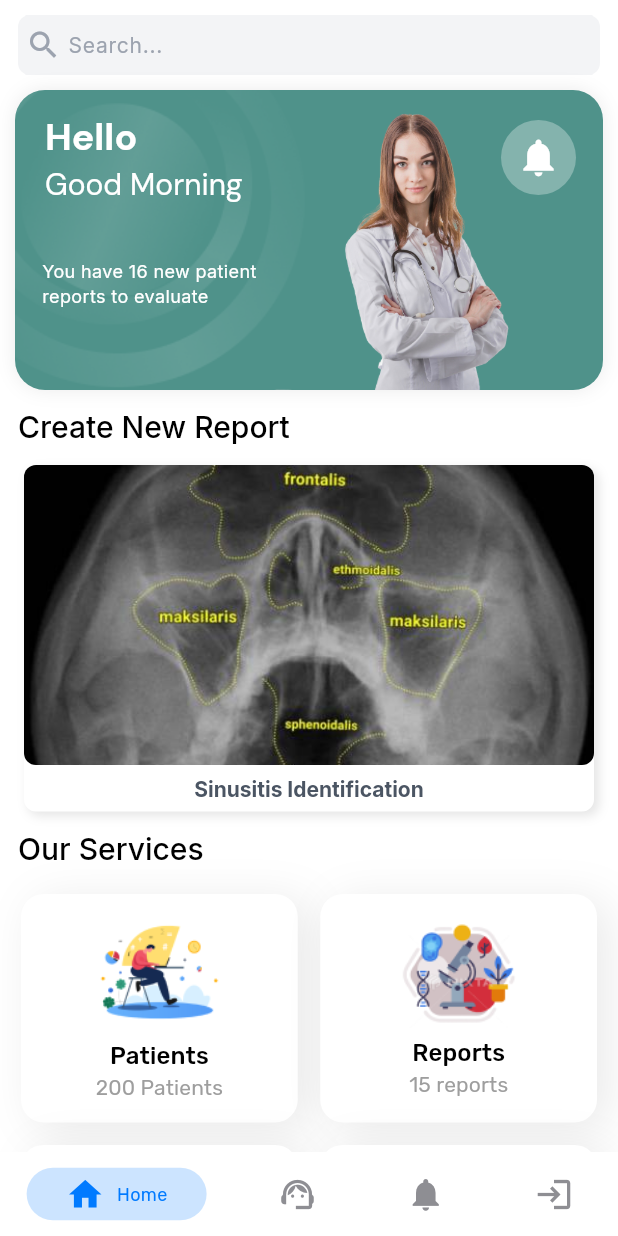
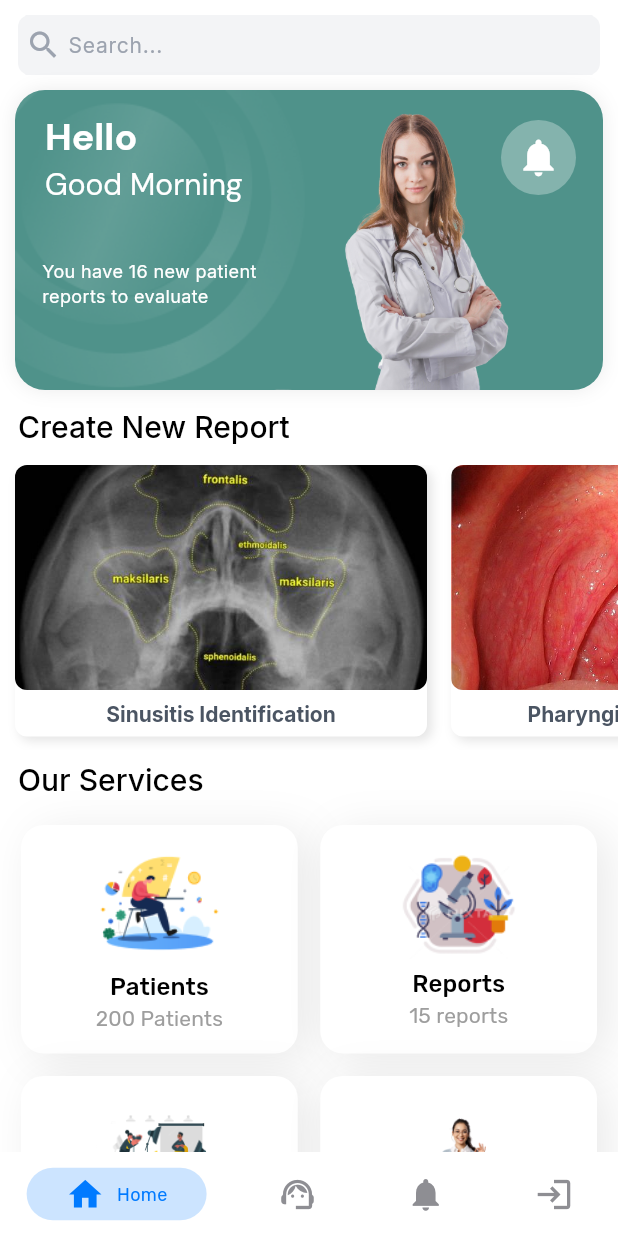
Before and after one commit to 24-25J-097/ent-disease-detection-mobile-app, a Flutter app: the screen it shows after launch, on a phone screen of 412 x 824 dp. Run offline on Flutter 3.47's test engine with Material 3 defaults, Android fonts, the light colour scheme and no system bars; drawn by our look-alikes of persistent_bottom_nav_bar_v2; our stand-ins replace dio, firebase_auth, firebase_core, firebase_database, flutter_easyloading, fluttertoast and 4 more; missing offline and left inert: dio_http_cache, flutter_overlay_loader; accounts and stored records are empty; generated files the repository leaves out were written again.

Commit message:
Add Pharyngitis Link to Dashboard

```diff
--- a/lib/screens/guests/dashboard.dart
+++ b/lib/screens/guests/dashboard.dart
@@ -1,3 +1,4 @@
+import 'package:ent_insight_app/screens/pharyngitis/create_pharyngitis_report.dart';
 import 'package:ent_insight_app/screens/sinusitis/detect-form.dart';
 import 'package:flutter/material.dart';
 import 'package:google_fonts/google_fonts.dart';
@@ -13,6 +14,19 @@ class GuestHomeScreen extends StatefulWidget {
 }
 
 class _GuestHomeScreenState extends State<GuestHomeScreen> {
+  List<Map<String, dynamic>> reportTypes = [
+    {
+      'screen': const SinusitisAnaliseForm(),
+      'image': 'assets/images/sinusitis.png',
+      'text': 'Sinusitis Identification',
+    },
+    {
+      'screen': const CreatePharyngitisReport(),
+      'image': 'assets/images/features/pharyngitis.jpg',
+      'text': 'Pharyngitis Identification',
+    }
+  ];
+
   String getGreeting() {
     final hour = DateTime.now().hour;
     if (hour < 12) {
@@ -177,66 +191,33 @@ class _GuestHomeScreenState extends State<GuestHomeScreen> {
             ),
           ),
           const SizedBox(height: 15),
-          MaterialButton(
-            onPressed: () {
-              pushScreenWithoutNavBar(context, const SinusitisAnaliseForm());
-            },
-            child: Column(
-              crossAxisAlignment: CrossAxisAlignment.start,
-              children: [
-                Container(
-                  width: MediaQuery.of(context).size.width,
-                  // margin: const EdgeInsets.symmetric(horizontal: 12, vertical: 0),
-                  decoration: BoxDecoration(
-                    borderRadius: BorderRadius.circular(8),
-                    color: const Color.fromRGBO(255, 255, 255, 1),
-                    boxShadow: const [
-                      BoxShadow(
-                        offset: Offset(3, 3),
-                        blurRadius: 5,
-                        spreadRadius: 0,
-                        color: Color(0x1a000000),
-                      )
-                    ],
+          SizedBox(
+            height: 190,
+            child: ListView.separated(
+              scrollDirection: Axis.horizontal,
+              shrinkWrap: true,
+              itemCount: reportTypes.length,
+              padding: const EdgeInsets.only(left: 10, right: 10),
+              separatorBuilder: (BuildContext context, int index) {
+                return const SizedBox(width: 16);
+              },
+              itemBuilder: (BuildContext context, int index) {
+                var report = reportTypes[index];
+                return Container(
+                  margin: EdgeInsets.zero,
+                  padding: EdgeInsets.zero,
+                  child: ImageCard(
+                    onPressed: () {
+                      pushScreenWithoutNavBar(context, report['screen']);
+                    },
+                    image: report['image'],
+                    text: report['text'],
                   ),
-                  padding: const EdgeInsets.symmetric(horizontal: 0, vertical: 0),
-                  child: Column(
-                    mainAxisSize: MainAxisSize.min,
-                    children: [
-                      Container(
-                        height: 200,
-                        decoration: BoxDecoration(
-                          borderRadius: BorderRadius.circular(8),
-                          image: const DecorationImage(
-                            image: AssetImage('assets/images/sinusitis.png'),
-                            fit: BoxFit.fitWidth,
-                          ),
-                        ),
-                      ),
-                      const SizedBox(height: 5),
-                      Container(
-                        decoration: const BoxDecoration(),
-                        padding: const EdgeInsets.symmetric(horizontal: 0, vertical: 0),
-                        child: Text(
-                          'Sinusitis Identification',
-                          textAlign: TextAlign.left,
-                          style: GoogleFonts.inter(
-                            color: const Color.fromRGBO(75, 85, 99, 1),
-                            fontSize: 14,
-                            letterSpacing: 0,
-                            fontWeight: FontWeight.bold,
-                            height: 1.5,
-                          ),
-                        ),
-                      ),
-                      const SizedBox(height: 5),
-                    ],
-                  ),
-                ),
-              ],
+                );
+              },
             ),
           ),
-          const SizedBox(height: 15),
+          const SizedBox(height: 10),
           Padding(
             padding: const EdgeInsets.symmetric(horizontal: 12),
             child: Text(
--- /dev/null
+++ b/lib/widgets/cards/image_card.dart
@@ -0,0 +1,76 @@
+part of '../widgets.g.dart';
+
+class ImageCard extends StatelessWidget {
+  final void Function()? onPressed;
+  final String image;
+  final String text;
+
+  const ImageCard({
+    super.key,
+    this.onPressed,
+    required this.image,
+    required this.text,
+  });
+
+  @override
+  Widget build(BuildContext context) {
+    return MaterialButton(
+      padding: EdgeInsets.zero,
+      onPressed: onPressed,
+      child: Column(
+        crossAxisAlignment: CrossAxisAlignment.start,
+        children: [
+          Container(
+            width: MediaQuery.of(context).size.width/1.5,
+            // margin: const EdgeInsets.symmetric(horizontal: 12, vertical: 0),
+            decoration: BoxDecoration(
+              borderRadius: BorderRadius.circular(8),
+              color: const Color.fromRGBO(255, 255, 255, 1),
+              boxShadow: const [
+                BoxShadow(
+                  offset: Offset(3, 3),
+                  blurRadius: 5,
+                  spreadRadius: 0,
+                  color: Color(0x1a000000),
+                )
+              ],
+            ),
+            padding: const EdgeInsets.symmetric(horizontal: 0, vertical: 0),
+            child: Column(
+              mainAxisSize: MainAxisSize.min,
+              children: [
+                Container(
+                  height: 150,
+                  decoration: BoxDecoration(
+                    borderRadius: BorderRadius.circular(8),
+                    image: DecorationImage(
+                      image: AssetImage(image),
+                      fit: BoxFit.fitWidth,
+                    ),
+                  ),
+                ),
+                const SizedBox(height: 5),
+                Container(
+                  decoration: const BoxDecoration(),
+                  padding: const EdgeInsets.symmetric(horizontal: 0, vertical: 0),
+                  child: Text(
+                    text,
+                    textAlign: TextAlign.left,
+                    style: GoogleFonts.inter(
+                      color: const Color.fromRGBO(75, 85, 99, 1),
+                      fontSize: 14,
+                      letterSpacing: 0,
+                      fontWeight: FontWeight.bold,
+                      height: 1.5,
+                    ),
+                  ),
+                ),
+                const SizedBox(height: 5),
+              ],
+            ),
+          ),
+        ],
+      ),
+    );
+  }
+}
```
Also changed, not shown: assets/images/features/pharyngitis.jpg (added), lib/widgets/widgets.g.dart.
